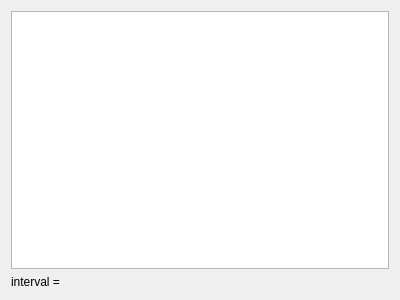
Above: qtgui/pointsWithSldView.ui from molybd/Model2SAS before the change. Below: the same form after it.
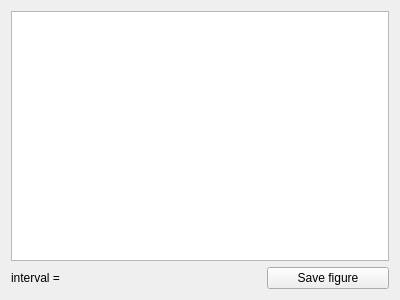
That is the form after the change.

Commit message: add function: save figure for each plot

The edit to the form file:
```diff
--- a/qtgui/pointsWithSldView.ui
+++ b/qtgui/pointsWithSldView.ui
@@ -13,17 +13,24 @@
   <property name="windowTitle">
    <string>All Points with SLD</string>
   </property>
-  <layout class="QVBoxLayout" name="verticalLayout">
-   <item>
+  <layout class="QGridLayout" name="gridLayout">
+   <item row="0" column="0" colspan="3">
     <widget class="QGraphicsView" name="graphicsView"/>
    </item>
-   <item>
+   <item row="1" column="0">
     <widget class="QLabel" name="label_interval">
      <property name="text">
       <string>interval = </string>
      </property>
     </widget>
    </item>
+   <item row="1" column="2">
+    <widget class="QPushButton" name="pushButton_saveFigure">
+     <property name="text">
+      <string>Save figure</string>
+     </property>
+    </widget>
+   </item>
   </layout>
  </widget>
  <resources/>
```
The commit also changes 8 other files.
